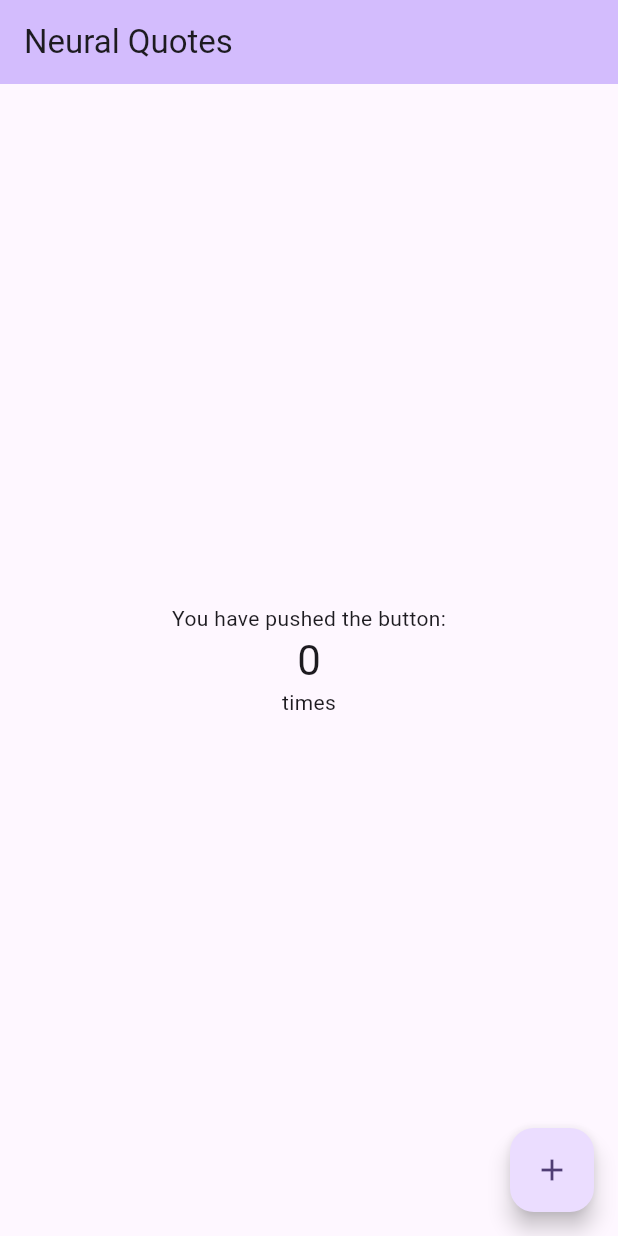
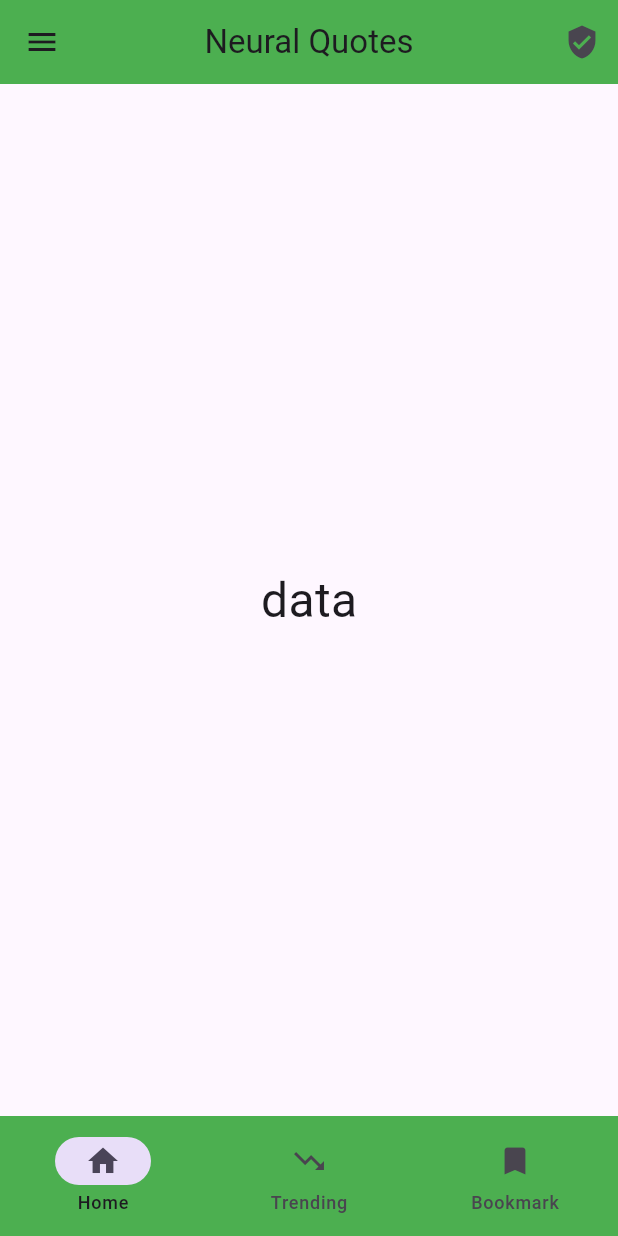
Before and after one commit to Nhrepon/Neural-Quotes-Flutter-App, a Flutter app: the screen it shows after launch, on a phone screen of 412 x 824 dp. Run offline on Flutter 3.47's test engine with Material 3 defaults, Android fonts, the phone set to English and light mode, and no system bars.

Commit message:
version: 1.0.1

```diff
--- a/lib/main.dart
+++ b/lib/main.dart
@@ -1,127 +1,68 @@
 import 'package:flutter/material.dart';
 
+
+
 void main() {
-  runApp(const MyApp());
+  runApp(const NeuralQuoutes());
 }
 
-class MyApp extends StatelessWidget {
-  const MyApp({super.key});
 
-  // This widget is the root of your application.
+
+class NeuralQuoutes extends StatelessWidget {
+  const NeuralQuoutes({super.key});
+  final String title = "Neural Quotes";
   @override
   Widget build(BuildContext context) {
     return MaterialApp(
-      title: 'Neural Quotes',
-      theme: ThemeData(
-        // This is the theme of your application.
-        //
-        // TRY THIS: Try running your application with "flutter run". You'll see
-        // the application has a purple toolbar. Then, without quitting the app,
-        // try changing the seedColor in the colorScheme below to Colors.green
-        // and then invoke "hot reload" (save your changes or press the "hot
-        // reload" button in a Flutter-supported IDE, or press "r" if you used
-        // the command line to start the app).
-        //
-        // Notice that the counter didn't reset back to zero; the application
-        // state is not lost during the reload. To reset the state, use hot
-        // restart instead.
-        //
-        // This works for code too, not just values: Most code changes can be
-        // tested with just a hot reload.
-        colorScheme: ColorScheme.fromSeed(seedColor: Colors.deepPurple),
-        useMaterial3: true,
-      ),
-      home: const MyHomePage(title: 'Neural Quotes'),
-      debugShowCheckedModeBanner: false,
+        title: title,
+        home: Scaffold(
+
+
+          appBar: AppBar(
+            title: Text(title),
+            centerTitle: true,
+            backgroundColor: Colors.green,
+            leading: Icon(Icons.menu),
+            actions: <Widget>[
+              IconButton(
+                icon: Icon(Icons.verified_user_sharp),
+                tooltip: "Appbar actions",
+                onPressed: (){
+
+                },
+              )
+            ],
+          ),
+
+
+
+
+
+          body: Center(
+            child: Text("data", style: TextStyle(fontSize: 32),),
+          ),
+
+
+
+
+
+          bottomNavigationBar: NavigationBar(
+            backgroundColor: Colors.green,
+            destinations: [
+              NavigationDestination(icon: Icon(Icons.home), label: "Home"),
+              NavigationDestination(icon: Icon(Icons.trending_down), label: "Trending"),
+              NavigationDestination(icon: Icon(Icons.bookmark), label: "Bookmark"),
+            ],
+
+
+          ),
+
+
+
+
+
+        )
+
     );
   }
 }
-
-class MyHomePage extends StatefulWidget {
-  const MyHomePage({super.key, required this.title});
-
-  // This widget is the home page of your application. It is stateful, meaning
-  // that it has a State object (defined below) that contains fields that affect
-  // how it looks.
-
-  // This class is the configuration for the state. It holds the values (in this
-  // case the title) provided by the parent (in this case the App widget) and
-  // used by the build method of the State. Fields in a Widget subclass are
-  // always marked "final".
-
-  final String title;
-
-  @override
-  State<MyHomePage> createState() => _MyHomePageState();
-}
-
-class _MyHomePageState extends State<MyHomePage> {
-  int _counter = 0;
-
-  void _incrementCounter() {
-    setState(() {
-      // This call to setState tells the Flutter framework that something has
-      // changed in this State, which causes it to rerun the build method below
-      // so that the display can reflect the updated values. If we changed
-      // _counter without calling setState(), then the build method would not be
-      // called again, and so nothing would appear to happen.
-      _counter++;
-    });
-  }
-
-  @override
-  Widget build(BuildContext context) {
-    // This method is rerun every time setState is called, for instance as done
-    // by the _incrementCounter method above.
-    //
-    // The Flutter framework has been optimized to make rerunning build methods
-    // fast, so that you can just rebuild anything that needs updating rather
-    // than having to individually change instances of widgets.
-    return Scaffold(
-      appBar: AppBar(
-        // TRY THIS: Try changing the color here to a specific color (to
-        // Colors.amber, perhaps?) and trigger a hot reload to see the AppBar
-        // change color while the other colors stay the same.
-        backgroundColor: Theme.of(context).colorScheme.inversePrimary,
-        // Here we take the value from the MyHomePage object that was created by
-        // the App.build method, and use it to set our appbar title.
-        title: Text(widget.title),
-      ),
-      body: Center(
-        // Center is a layout widget. It takes a single child and positions it
-        // in the middle of the parent.
-        child: Column(
-          // Column is also a layout widget. It takes a list of children and
-          // arranges them vertically. By default, it sizes itself to fit its
-          // children horizontally, and tries to be as tall as its parent.
-          //
-          // Column has various properties to control how it sizes itself and
-          // how it positions its children. Here we use mainAxisAlignment to
-          // center the children vertically; the main axis here is the vertical
-          // axis because Columns are vertical (the cross axis would be
-          // horizontal).
-          //
-          // TRY THIS: Invoke "debug painting" (choose the "Toggle Debug Paint"
-          // action in the IDE, or press "p" in the console), to see the
-          // wireframe for each widget.
-          mainAxisAlignment: MainAxisAlignment.center,
-          children: <Widget>[
-            const Text(
-              'You have pushed the button:',
-            ),
-            Text(
-              '$_counter',
-              style: Theme.of(context).textTheme.headlineMedium,
-            ),
-            Text('times'),
-          ],
-        ),
-      ),
-      floatingActionButton: FloatingActionButton(
-        onPressed: _incrementCounter,
-        tooltip: 'Increment',
-        child: const Icon(Icons.add),
-      ), // This trailing comma makes auto-formatting nicer for build methods.
-    );
-  }
-}
```
Also changed, not shown: pubspec.lock, 1 other file.
